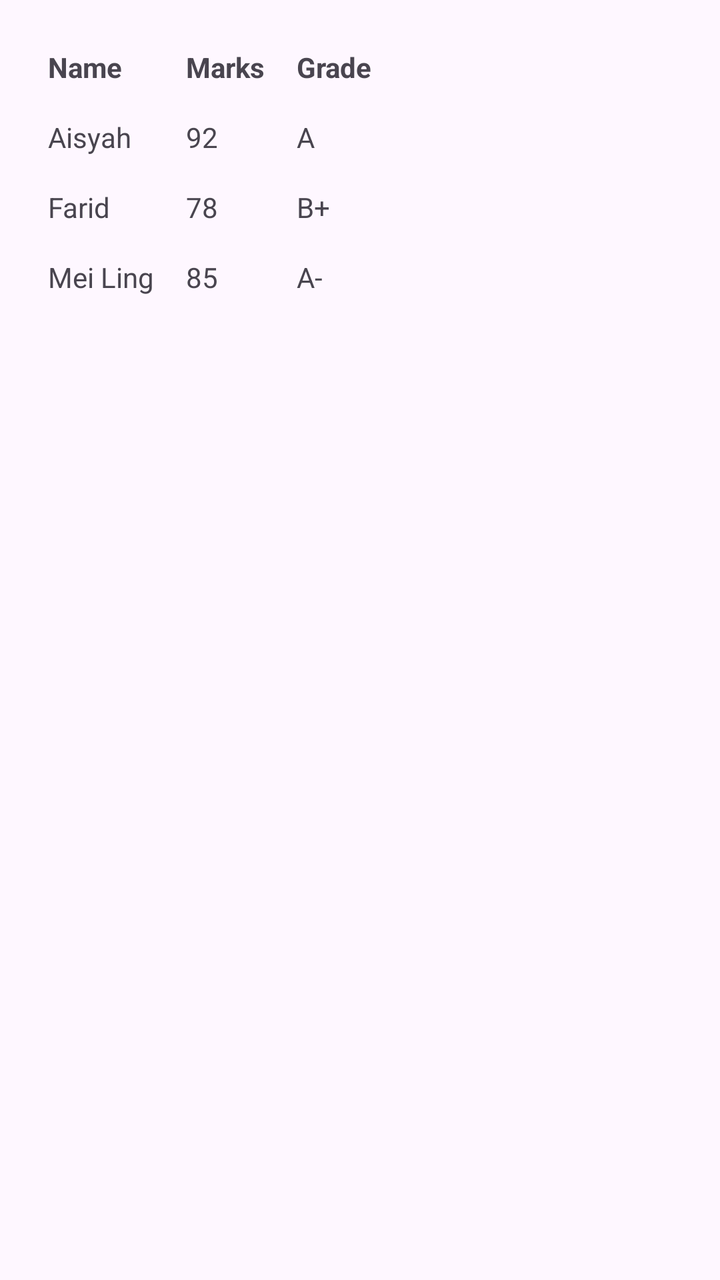
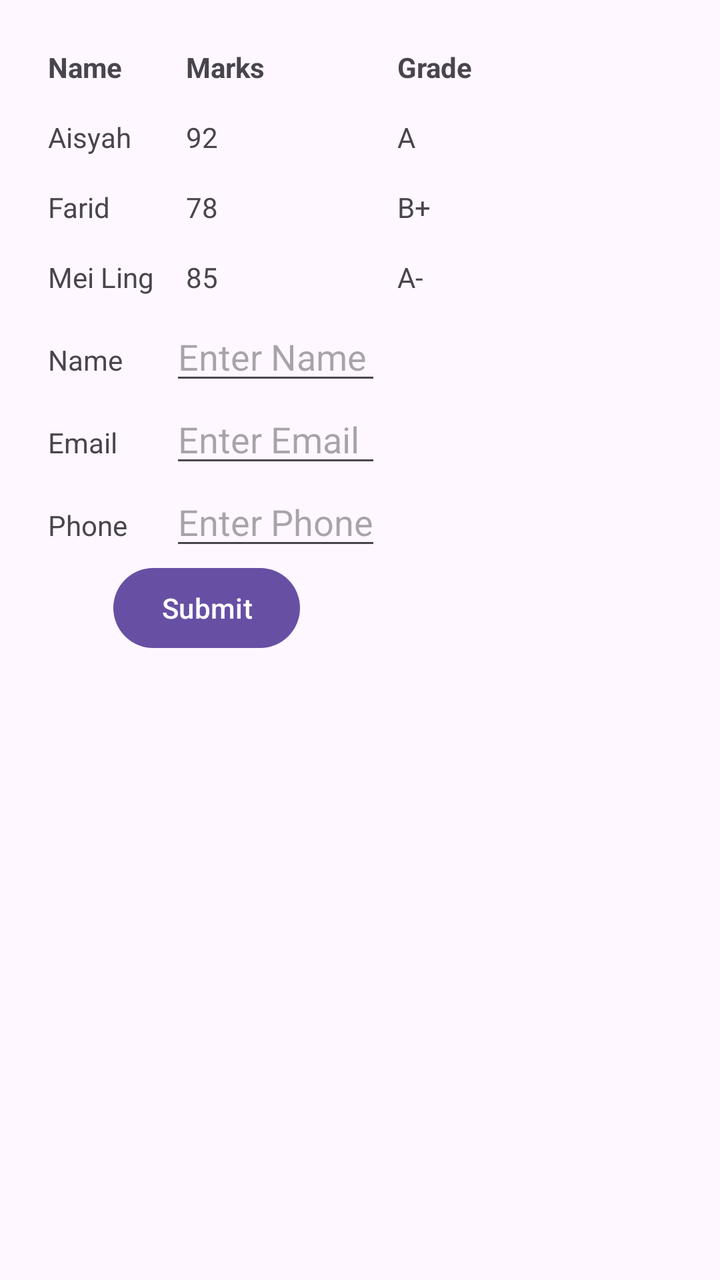

Two renders of the same Android screen: before a commit and after it. Below are the layout's source before the change and the commit's diff.
<!-- AndroidManifest.xml: application theme Theme.LayoutLab -->
<!-- res/layout/activity_table.xml -->
<?xml version="1.0" encoding="utf-8"?>
<TableLayout xmlns:android="http://schemas.android.com/apk/res/android"
    xmlns:app="http://schemas.android.com/apk/res-auto"
    xmlns:tools="http://schemas.android.com/tools"
    android:id="@+id/main"
    android:layout_width="match_parent"
    android:layout_height="match_parent"
    tools:context=".TableActivity"
    android:padding="16dp">

    <TableRow>
        <TextView android:padding="8dp" android:text="Name" android:textStyle="bold" />
        <TextView android:padding="8dp" android:text="Marks" android:textStyle="bold" />
        <TextView android:padding="8dp" android:text="Grade" android:textStyle="bold" />
    </TableRow>
    <TableRow>
        <TextView android:padding="8dp" android:text="Aisyah" />
        <TextView android:padding="8dp" android:text="92" />
        <TextView android:padding="8dp" android:text="A" />
    </TableRow>
    <TableRow>
        <TextView android:padding="8dp" android:text="Farid" />
        <TextView android:padding="8dp" android:text="78" />
        <TextView android:padding="8dp" android:text="B+" />
    </TableRow>
    <TableRow>
        <TextView android:padding="8dp" android:text="Mei Ling" />
        <TextView android:padding="8dp" android:text="85" />
        <TextView android:padding="8dp" android:text="A-" />
    </TableRow>


</TableLayout>
<!-- resources referenced by this layout -->
<resources>
  <style name="Theme.LayoutLab" parent="Base.Theme.LayoutLab" />
  <style name="Base.Theme.LayoutLab" parent="Theme.Material3.DayNight.NoActionBar">
          
          
      </style>
</resources>

<!-- the commit's change to res/layout/activity_table.xml (unified diff, before → after) -->
@@ -30,4 +30,27 @@
     </TableRow>
 
 
+    <TableRow>
+        <TextView android:text="Name" android:padding="8dp" />
+        <EditText android:hint="Enter Name" />
+    </TableRow>
+
+    <TableRow>
+        <TextView android:text="Email" android:padding="8dp" />
+        <EditText android:hint="Enter Email" />
+    </TableRow>
+
+    <TableRow>
+        <TextView android:text="Phone" android:padding="8dp" />
+        <EditText android:hint="Enter Phone" />
+    </TableRow>
+
+    <TableRow>
+        <Button
+            android:text="Submit"
+            android:layout_span="2"
+            android:layout_gravity="center_horizontal" />
+    </TableRow>
+
+
 </TableLayout>
